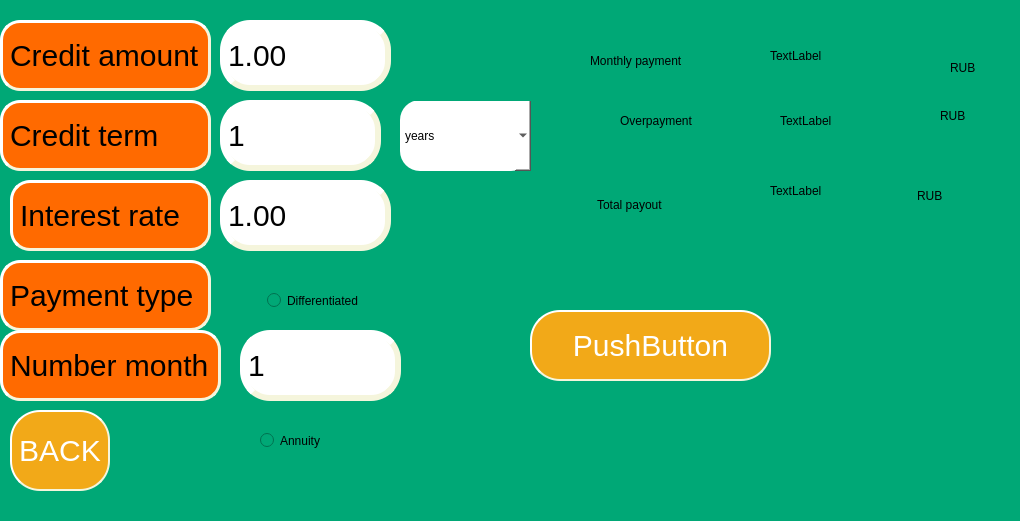
Old version of the form src/view/s21_credit.ui in the repository DonOutcast/s21_SmartCalc-v2.0.
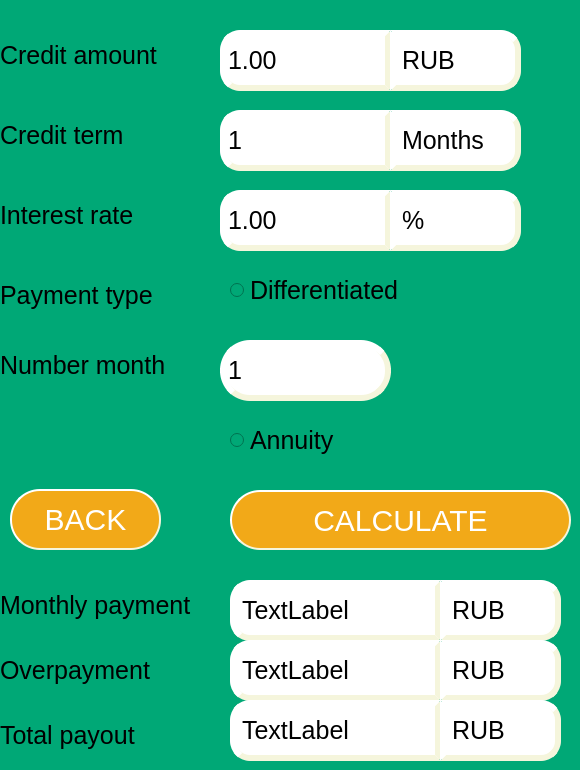
New version of the form. Icons and pictures are not drawn.

Patch:
```diff
--- a/src/view/s21_credit.ui
+++ b/src/view/s21_credit.ui
@@ -6,8 +6,8 @@
    <rect>
     <x>0</x>
     <y>0</y>
-    <width>1020</width>
-    <height>521</height>
+    <width>580</width>
+    <height>770</height>
    </rect>
   </property>
   <property name="windowTitle">
@@ -20,9 +20,9 @@
    <property name="geometry">
     <rect>
      <x>10</x>
-     <y>410</y>
-     <width>100</width>
-     <height>81</height>
+     <y>489</y>
+     <width>151</width>
+     <height>61</height>
     </rect>
    </property>
    <property name="styleSheet">
@@ -43,10 +43,10 @@
   <widget class="QPushButton" name="pushButton">
    <property name="geometry">
     <rect>
-     <x>530</x>
-     <y>310</y>
-     <width>241</width>
-     <height>71</height>
+     <x>230</x>
+     <y>490</y>
+     <width>341</width>
+     <height>60</height>
     </rect>
    </property>
    <property name="styleSheet">
@@ -61,25 +61,23 @@
 }</string>
    </property>
    <property name="text">
-    <string>PushButton</string>
+    <string>CALCULATE</string>
    </property>
   </widget>
   <widget class="QRadioButton" name="radio_diff">
    <property name="geometry">
     <rect>
      <x>230</x>
-     <y>260</y>
-     <width>251</width>
-     <height>81</height>
+     <y>270</y>
+     <width>181</width>
+     <height>41</height>
     </rect>
    </property>
    <property name="styleSheet">
-    <string notr="true">
+    <string notr="true">QRadioButton {
 color: rgb(0, 0, 0);
-fon-size: 34;
-margin-left: auto;
-margin-right:auto;
-width: 6em;</string>
+font-size: 25px;
+}</string>
    </property>
    <property name="text">
     <string>Differentiated</string>
@@ -88,12 +86,18 @@
   <widget class="QRadioButton" name="radio_ann">
    <property name="geometry">
     <rect>
-     <x>260</x>
-     <y>410</y>
-     <width>211</width>
-     <height>61</height>
+     <x>230</x>
+     <y>420</y>
+     <width>131</width>
+     <height>41</height>
     </rect>
    </property>
+   <property name="styleSheet">
+    <string>QRadioButton {
+color: rgb(0, 0, 0);
+font-size: 25px;
+}</string>
+   </property>
    <property name="text">
     <string>Annuity</string>
    </property>
@@ -109,16 +113,9 @@
    </property>
    <property name="styleSheet">
     <string notr="true">QLabel{
-
-	font-size: 30px;
-	
-	background-color:#FF6A00;
-	border-style: outset;
-	border-width: 3px;
-	border-color: beige;
-	border-radius: 20px;
-
+	font-size: 25px;
 }
+
 </string>
    </property>
    <property name="text">
@@ -136,16 +133,9 @@
    </property>
    <property name="styleSheet">
     <string notr="true">QLabel{
-
-	font-size: 30px;
-	
-	background-color:#FF6A00;
-	border-style: outset;
-	border-width: 3px;
-	border-color: beige;
-	border-radius: 20px;
-
+	font-size: 25px;
 }
+
 </string>
    </property>
    <property name="text">
@@ -155,24 +145,17 @@
   <widget class="QLabel" name="label_3">
    <property name="geometry">
     <rect>
-     <x>10</x>
+     <x>0</x>
      <y>180</y>
-     <width>201</width>
+     <width>211</width>
      <height>71</height>
     </rect>
    </property>
    <property name="styleSheet">
     <string notr="true">QLabel{
-
-	font-size: 30px;
-	
-	background-color:#FF6A00;
-	border-style: outset;
-	border-width: 3px;
-	border-color: beige;
-	border-radius: 20px;
-
+	font-size: 25px;
 }
+
 </string>
    </property>
    <property name="text">
@@ -190,16 +173,9 @@
    </property>
    <property name="styleSheet">
     <string notr="true">QLabel{
-
-	font-size: 30px;
-	
-	background-color:#FF6A00;
-	border-style: outset;
-	border-width: 3px;
-	border-color: beige;
-	border-radius: 20px;
-
+	font-size: 25px;
 }
+
 </string>
    </property>
    <property name="text">
@@ -210,14 +186,14 @@
    <property name="geometry">
     <rect>
      <x>220</x>
-     <y>180</y>
+     <y>190</y>
      <width>171</width>
-     <height>71</height>
+     <height>61</height>
     </rect>
    </property>
    <property name="styleSheet">
     <string notr="true">QDoubleSpinBox{
-	font-size: 30px;
+	font-size: 25px;
 	color: rgb(0, 0, 0);
 	qproperty-alignment: 'AlignVCenter | AlignRight';
 	border: 1px solid gray;
@@ -225,7 +201,8 @@
 	border-style: outset;
 	border-width: 6px;
 	border-color: beige;
-	border-radius: 30px;
+	border-top-left-radius: 20px;
+	border-bottom-left-radius: 20px;
 }</string>
    </property>
    <property name="buttonSymbols">
@@ -245,14 +222,14 @@
    <property name="geometry">
     <rect>
      <x>220</x>
-     <y>20</y>
+     <y>30</y>
      <width>171</width>
-     <height>71</height>
+     <height>61</height>
     </rect>
    </property>
    <property name="styleSheet">
     <string notr="true">QDoubleSpinBox{
-	font-size: 30px;
+	font-size: 25px;
 	color: rgb(0, 0, 0);
 	qproperty-alignment: 'AlignVCenter | AlignRight';
 	border: 1px solid gray;
@@ -260,7 +237,8 @@
 	border-style: outset;
 	border-width: 6px;
 	border-color: beige;
-	border-radius: 30px;
+	border-top-left-radius: 20px;
+	border-bottom-left-radius: 20px;
 }</string>
    </property>
    <property name="buttonSymbols">
@@ -280,14 +258,14 @@
    <property name="geometry">
     <rect>
      <x>220</x>
-     <y>100</y>
-     <width>161</width>
-     <height>71</height>
+     <y>110</y>
+     <width>171</width>
+     <height>61</height>
     </rect>
    </property>
    <property name="styleSheet">
     <string notr="true">QSpinBox{
-	font-size: 30px;
+	font-size: 25px;
 	color: rgb(0, 0, 0);
 	qproperty-alignment: 'AlignVCenter | AlignRight';
 	border: 1px solid gray;
@@ -295,7 +273,8 @@
 	border-style: outset;
 	border-width: 6px;
 	border-color: beige;
-	border-radius: 30px;
+	border-top-left-radius: 20px;
+	border-bottom-left-radius: 20px;
 }</string>
    </property>
    <property name="buttonSymbols">
@@ -305,42 +284,21 @@
     <number>1</number>
    </property>
   </widget>
-  <widget class="QComboBox" name="combo_years_months">
-   <property name="geometry">
-    <rect>
-     <x>400</x>
-     <y>100</y>
-     <width>131</width>
-     <height>71</height>
-    </rect>
-   </property>
-   <property name="styleSheet">
-    <string notr="true">QComboBox {
-border-radius: 20px;
-color: black;
-background-color: white;
-}</string>
-   </property>
-   <item>
-    <property name="text">
-     <string>years</string>
-    </property>
-   </item>
-   <item>
-    <property name="text">
-     <string>months</string>
-    </property>
-   </item>
-  </widget>
   <widget class="QLabel" name="label_5">
    <property name="geometry">
     <rect>
-     <x>590</x>
-     <y>35</y>
-     <width>131</width>
+     <x>0</x>
+     <y>580</y>
+     <width>211</width>
      <height>51</height>
     </rect>
    </property>
+   <property name="styleSheet">
+    <string notr="true">QLabel{
+	font-size: 25px;
+}
+</string>
+   </property>
    <property name="text">
     <string>Monthly payment</string>
    </property>
@@ -348,12 +306,26 @@
   <widget class="QLabel" name="label_monthly">
    <property name="geometry">
     <rect>
-     <x>770</x>
-     <y>35</y>
-     <width>131</width>
-     <height>41</height>
+     <x>230</x>
+     <y>580</y>
+     <width>211</width>
+     <height>61</height>
     </rect>
    </property>
+   <property name="styleSheet">
+    <string notr="true">QLabel {
+	font-size: 25px;
+	color: rgb(0, 0, 0);
+	qproperty-alignment: 'AlignVCenter | AlignRight';
+	border: 1px solid gray;
+	background-color : white;
+	border-style: outset;
+	border-width: 6px;
+	border-color: beige;
+	border-top-left-radius: 20px;
+	border-bottom-left-radius: 20px;
+}</string>
+   </property>
    <property name="text">
     <string>TextLabel</string>
    </property>
@@ -361,12 +333,26 @@
   <widget class="QLabel" name="label_7">
    <property name="geometry">
     <rect>
-     <x>950</x>
-     <y>60</y>
-     <width>58</width>
-     <height>16</height>
+     <x>440</x>
+     <y>580</y>
+     <width>121</width>
+     <height>61</height>
     </rect>
    </property>
+   <property name="styleSheet">
+    <string notr="true">QLabel {
+	font-size: 25px;
+	color: rgb(0, 0, 0);
+	qproperty-alignment: 'AlignVCenter | AlignRight';
+	border: 1px solid gray;
+	background-color : white;
+	border-style: outset;
+	border-width: 6px;
+	border-color: beige;
+	border-top-right-radius: 20px;
+	border-bottom-right-radius: 20px;
+}</string>
+   </property>
    <property name="text">
     <string>RUB</string>
    </property>
@@ -374,12 +360,18 @@
   <widget class="QLabel" name="label_8">
    <property name="geometry">
     <rect>
-     <x>620</x>
-     <y>110</y>
-     <width>131</width>
-     <height>21</height>
+     <x>0</x>
+     <y>640</y>
+     <width>211</width>
+     <height>61</height>
     </rect>
    </property>
+   <property name="styleSheet">
+    <string notr="true">QLabel{
+	font-size: 25px;
+}
+</string>
+   </property>
    <property name="text">
     <string>Overpayment</string>
    </property>
@@ -387,12 +379,26 @@
   <widget class="QLabel" name="label_over">
    <property name="geometry">
     <rect>
-     <x>780</x>
-     <y>95</y>
-     <width>111</width>
-     <height>51</height>
+     <x>230</x>
+     <y>640</y>
+     <width>211</width>
+     <height>61</height>
     </rect>
    </property>
+   <property name="styleSheet">
+    <string notr="true">QLabel {
+	font-size: 25px;
+	color: rgb(0, 0, 0);
+	qproperty-alignment: 'AlignVCenter | AlignRight';
+	border: 1px solid gray;
+	background-color : white;
+	border-style: outset;
+	border-width: 6px;
+	border-color: beige;
+	border-top-left-radius: 20px;
+	border-bottom-left-radius: 20px;
+}</string>
+   </property>
    <property name="text">
     <string>TextLabel</string>
    </property>
@@ -400,12 +406,26 @@
   <widget class="QLabel" name="label_10">
    <property name="geometry">
     <rect>
-     <x>940</x>
-     <y>95</y>
-     <width>58</width>
-     <height>41</height>
+     <x>440</x>
+     <y>640</y>
+     <width>121</width>
+     <height>61</height>
     </rect>
    </property>
+   <property name="styleSheet">
+    <string notr="true">QLabel {
+	font-size: 25px;
+	color: rgb(0, 0, 0);
+	qproperty-alignment: 'AlignVCenter | AlignRight';
+	border: 1px solid gray;
+	background-color : white;
+	border-style: outset;
+	border-width: 6px;
+	border-color: beige;
+	border-top-right-radius: 20px;
+	border-bottom-right-radius: 20px;
+}</string>
+   </property>
    <property name="text">
     <string>RUB</string>
    </property>
@@ -413,12 +433,18 @@
   <widget class="QLabel" name="label_11">
    <property name="geometry">
     <rect>
-     <x>597</x>
-     <y>189</y>
-     <width>131</width>
-     <height>31</height>
+     <x>0</x>
+     <y>700</y>
+     <width>211</width>
+     <height>71</height>
     </rect>
    </property>
+   <property name="styleSheet">
+    <string notr="true">QLabel{
+	font-size: 25px;
+}
+</string>
+   </property>
    <property name="text">
     <string>Total payout</string>
    </property>
@@ -426,12 +452,26 @@
   <widget class="QLabel" name="label_total">
    <property name="geometry">
     <rect>
-     <x>770</x>
-     <y>165</y>
-     <width>141</width>
-     <height>51</height>
+     <x>230</x>
+     <y>700</y>
+     <width>211</width>
+     <height>61</height>
     </rect>
    </property>
+   <property name="styleSheet">
+    <string notr="true">QLabel {
+	font-size: 25px;
+	color: rgb(0, 0, 0);
+	qproperty-alignment: 'AlignVCenter | AlignRight';
+	border: 1px solid gray;
+	background-color : white;
+	border-style: outset;
+	border-width: 6px;
+	border-color: beige;
+	border-top-left-radius: 20px;
+	border-bottom-left-radius: 20px;
+}</string>
+   </property>
    <property name="text">
     <string>TextLabel</string>
    </property>
@@ -439,12 +479,26 @@
   <widget class="QLabel" name="label_13">
    <property name="geometry">
     <rect>
-     <x>917</x>
-     <y>175</y>
-     <width>91</width>
-     <height>41</height>
+     <x>440</x>
+     <y>700</y>
+     <width>121</width>
+     <height>61</height>
     </rect>
    </property>
+   <property name="styleSheet">
+    <string notr="true">QLabel {
+	font-size: 25px;
+	color: rgb(0, 0, 0);
+	qproperty-alignment: 'AlignVCenter | AlignRight';
+	border: 1px solid gray;
+	background-color : white;
+	border-style: outset;
+	border-width: 6px;
+	border-color: beige;
+	border-top-right-radius: 20px;
+	border-bottom-right-radius: 20px;
+}</string>
+   </property>
    <property name="text">
     <string>RUB</string>
    </property>
@@ -452,15 +506,15 @@
   <widget class="QSpinBox" name="spin_diff">
    <property name="geometry">
     <rect>
-     <x>240</x>
-     <y>330</y>
-     <width>161</width>
-     <height>71</height>
+     <x>220</x>
+     <y>340</y>
+     <width>171</width>
+     <height>61</height>
     </rect>
    </property>
    <property name="styleSheet">
     <string notr="true">QSpinBox{
-	font-size: 30px;
+	font-size: 25px;
 	color: rgb(0, 0, 0);
 	qproperty-alignment: 'AlignVCenter | AlignRight';
 	border: 1px solid gray;
@@ -486,22 +540,15 @@
     <rect>
      <x>0</x>
      <y>330</y>
-     <width>221</width>
+     <width>211</width>
      <height>71</height>
     </rect>
    </property>
    <property name="styleSheet">
     <string notr="true">QLabel{
-
-	font-size: 30px;
-	
-	background-color:#FF6A00;
-	border-style: outset;
-	border-width: 3px;
-	border-color: beige;
-	border-radius: 20px;
-
+	font-size: 25px;
 }
+
 </string>
    </property>
    <property name="text">
@@ -511,10 +558,10 @@
   <widget class="QLabel" name="label_9">
    <property name="geometry">
     <rect>
-     <x>400</x>
-     <y>-10</y>
-     <width>131</width>
-     <height>111</height>
+     <x>430</x>
+     <y>310</y>
+     <width>121</width>
+     <height>91</height>
     </rect>
    </property>
    <property name="styleSheet">
@@ -524,6 +571,87 @@
     <string/>
    </property>
   </widget>
+  <widget class="QLabel" name="label_12">
+   <property name="geometry">
+    <rect>
+     <x>390</x>
+     <y>110</y>
+     <width>131</width>
+     <height>61</height>
+    </rect>
+   </property>
+   <property name="styleSheet">
+    <string notr="true">QLabel {
+	font-size: 25px;
+	color: rgb(0, 0, 0);
+	qproperty-alignment: 'AlignVCenter | AlignRight';
+	border: 1px solid gray;
+	background-color : white;
+	border-style: outset;
+	border-width: 6px;
+	border-color: beige;
+	border-top-right-radius: 20px;
+	border-bottom-right-radius: 20px;
+}</string>
+   </property>
+   <property name="text">
+    <string>Months</string>
+   </property>
+  </widget>
+  <widget class="QLabel" name="label_14">
+   <property name="geometry">
+    <rect>
+     <x>390</x>
+     <y>190</y>
+     <width>131</width>
+     <height>61</height>
+    </rect>
+   </property>
+   <property name="styleSheet">
+    <string notr="true">QLabel {
+	font-size: 25px;
+	color: rgb(0, 0, 0);
+	qproperty-alignment: 'AlignVCenter | AlignRight';
+	border: 1px solid gray;
+	background-color : white;
+	border-style: outset;
+	border-width: 6px;
+	border-color: beige;
+	border-top-right-radius: 20px;
+	border-bottom-right-radius: 20px;
+}</string>
+   </property>
+   <property name="text">
+    <string>%</string>
+   </property>
+  </widget>
+  <widget class="QLabel" name="label_15">
+   <property name="geometry">
+    <rect>
+     <x>390</x>
+     <y>30</y>
+     <width>131</width>
+     <height>61</height>
+    </rect>
+   </property>
+   <property name="styleSheet">
+    <string notr="true">QLabel {
+	font-size: 25px;
+	color: rgb(0, 0, 0);
+	qproperty-alignment: 'AlignVCenter | AlignRight';
+	border: 1px solid gray;
+	background-color : white;
+	border-style: outset;
+	border-width: 6px;
+	border-color: beige;
+	border-top-right-radius: 20px;
+	border-bottom-right-radius: 20px;
+}</string>
+   </property>
+   <property name="text">
+    <string>RUB</string>
+   </property>
+  </widget>
  </widget>
  <resources/>
  <connections/>
```
